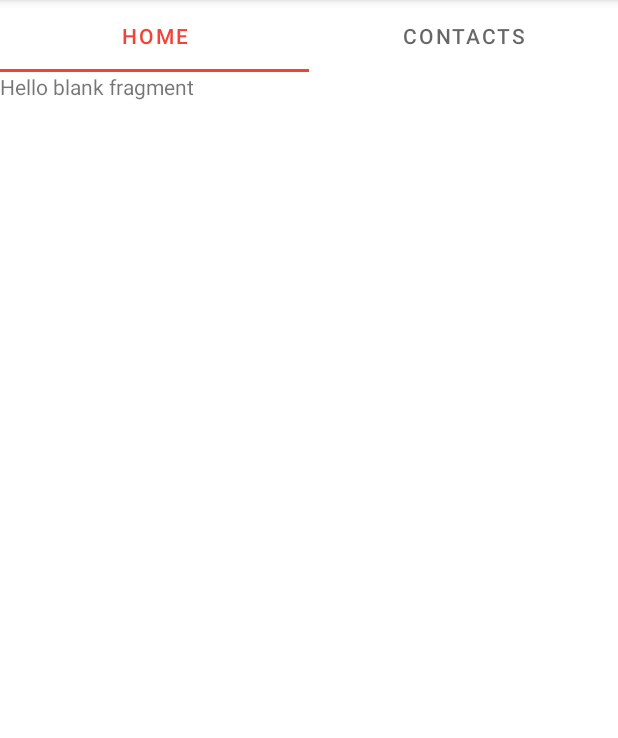
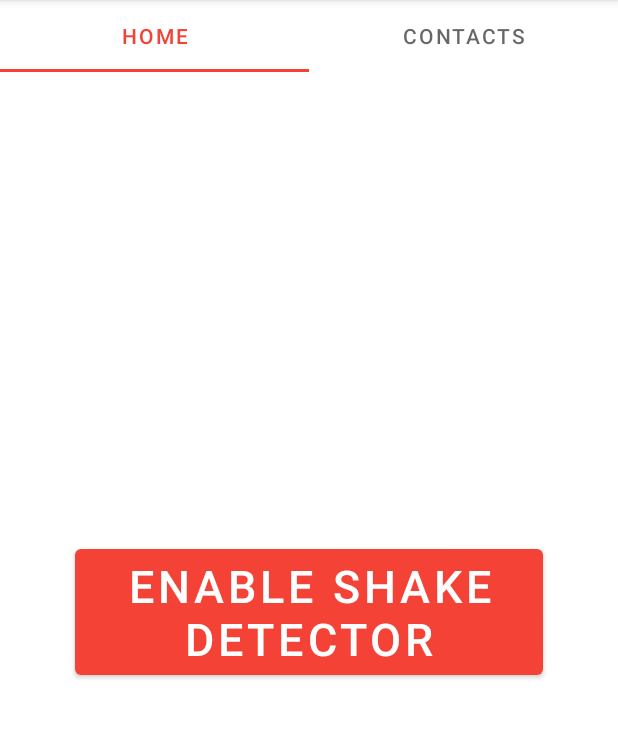
Before and after one commit to dhruvgoyal267/Nirbhay_24x7, an Android app: the screen it shows after launch (HomeActivity), on a phone screen of 412 x 824 dp, the part 84-822 px from its top. Run offline under Robolectric (Android 15) with nearby library versions, the phone set to English and light mode, and no system bars; libraries missing offline, so code that uses them is left out: com.xwray.groupie.

Commit message:
Added shaker module

```diff
--- a/app/build.gradle
+++ b/app/build.gradle
@@ -51,10 +51,13 @@ dependencies {
     implementation "com.xwray:groupie-databinding:$groupie_version"
     implementation "com.xwray:groupie-kotlin-android-extensions:$groupie_version"
 
-    def room_version = "2.2.6"
+    def room_version = "2.3.0"
 
     implementation "androidx.room:room-runtime:$room_version"
     kapt "androidx.room:room-compiler:$room_version"
+
+    //coroutines
+    implementation 'org.jetbrains.kotlinx:kotlinx-coroutines-core:1.3.8'
 
     //progressbar
     implementation 'com.github.ybq:Android-SpinKit:1.4.0'
--- a/app/src/main/java/com/nirbhay/nirbhay_24x7/view/activities/HomeActivity.kt
+++ b/app/src/main/java/com/nirbhay/nirbhay_24x7/view/activities/HomeActivity.kt
@@ -1,10 +1,8 @@
 package com.nirbhay.nirbhay_24x7.view.activities
 
-import android.content.Intent
 import android.os.Bundle
 import androidx.appcompat.app.AppCompatActivity
 import com.nirbhay.nirbhay_24x7.databinding.ActivityMainBinding
-import com.nirbhay.nirbhay_24x7.shakerModule.ShakerService
 import com.nirbhay.nirbhay_24x7.utilities.setUpHomeViewPager
 import com.nirbhay.nirbhay_24x7.view.activities.HomeActivity.ActivityObject.binding
 
@@ -12,7 +10,6 @@ class HomeActivity : AppCompatActivity() {
     object ActivityObject {
         lateinit var binding: ActivityMainBinding
     }
-
     override fun onCreate(savedInstanceState: Bundle?) {
         super.onCreate(savedInstanceState)
 
@@ -23,8 +20,8 @@ class HomeActivity : AppCompatActivity() {
         //viewpager setting up
         this.setUpHomeViewPager()
 
-        Intent(this, ShakerService::class.java).also { intent ->
-            startService(intent)
-        }
+       // Intent(this, ShakerService::class.java).also { intent ->
+         //   startService(intent)
+       // }
     }
 }
--- a/app/src/main/java/com/nirbhay/nirbhay_24x7/view/fragments/HomeFragment.kt
+++ b/app/src/main/java/com/nirbhay/nirbhay_24x7/view/fragments/HomeFragment.kt
@@ -1,19 +1,35 @@
 package com.nirbhay.nirbhay_24x7.view.fragments
 
 import android.os.Bundle
-import androidx.fragment.app.Fragment
 import android.view.LayoutInflater
 import android.view.View
 import android.view.ViewGroup
+import androidx.fragment.app.Fragment
 import com.nirbhay.nirbhay_24x7.R
+import com.nirbhay.nirbhay_24x7.databinding.FragmentHomeBinding
 
 class HomeFragment : Fragment() {
+
+    lateinit var binding: FragmentHomeBinding
 
     override fun onCreateView(
         inflater: LayoutInflater, container: ViewGroup?,
         savedInstanceState: Bundle?
     ): View? {
         // Inflate the layout for this fragment
-        return inflater.inflate(R.layout.fragment_home_framgment, container, false)
+        return inflater.inflate(R.layout.fragment_home, container, false)
+    }
+
+    override fun onViewCreated(view: View, savedInstanceState: Bundle?) {
+        super.onViewCreated(view, savedInstanceState)
+        var flag = true
+        binding = FragmentHomeBinding.bind(view)
+        binding.enableBtn.setOnClickListener {
+            if (flag)
+                binding.enableBtn.text = getString(R.string.disable_shake_detector)
+            else
+                binding.enableBtn.text = getString(R.string.enable_shake_detector)
+            flag = !flag
+        }
     }
 }
--- a/app/src/main/res/layout/activity_load_contacts.xml
+++ b/app/src/main/res/layout/activity_load_contacts.xml
@@ -5,6 +5,7 @@
     android:layout_height="match_parent"
     android:background="@color/grey"
     tools:context=".view.activities.LoadContactsActivity">
+
     <androidx.recyclerview.widget.RecyclerView
         android:id="@+id/contacts"
         android:layout_width="match_parent"
--- /dev/null
+++ b/app/src/main/res/layout/fragment_home.xml
@@ -0,0 +1,17 @@
+<?xml version="1.0" encoding="utf-8"?>
+<RelativeLayout xmlns:android="http://schemas.android.com/apk/res/android"
+    xmlns:tools="http://schemas.android.com/tools"
+    android:layout_width="match_parent"
+    android:layout_height="match_parent"
+    tools:context=".view.fragments.HomeFragment">
+
+    <Button
+        android:id="@+id/enableBtn"
+        android:layout_centerInParent="true"
+        android:layout_width="match_parent"
+        android:layout_marginStart="50dp"
+        android:layout_marginEnd="50dp"
+        android:text="@string/enable_shake_detector"
+        android:textSize="30sp"
+        android:layout_height="wrap_content" />
+</RelativeLayout>
--- a/app/src/main/res/layout/fragment_home_framgment.xml
+++ /dev/null
@@ -1,14 +0,0 @@
-<?xml version="1.0" encoding="utf-8"?>
-<FrameLayout xmlns:android="http://schemas.android.com/apk/res/android"
-    xmlns:tools="http://schemas.android.com/tools"
-    android:layout_width="match_parent"
-    android:layout_height="match_parent"
-    tools:context=".nirbhay_24x7.view.fragments.HomeFragment">
-
-    <!-- TODO: Update blank fragment layout -->
-    <TextView
-        android:layout_width="match_parent"
-        android:layout_height="match_parent"
-        android:text="@string/hello_blank_fragment" />
-
-</FrameLayout>
--- a/app/src/main/res/values/strings.xml
+++ b/app/src/main/res/values/strings.xml
@@ -3,4 +3,7 @@
     <!-- TODO: Remove or change this placeholder text -->
     <string name="hello_blank_fragment">Hello blank fragment</string>
     <string name="addContact">addContact</string>
+    <string name="select">Select</string>
+    <string name="enable_shake_detector">Enable Shake Detector</string>
+    <string name="disable_shake_detector">Disable Shake Detector</string>
 </resources>
```
Also changed, not shown: app/src/main/java/com/nirbhay/nirbhay_24x7/adapters/ContactAdapter.kt (+8 -0 lines), app/src/main/java/com/nirbhay/nirbhay_24x7/shakerModule/ShakerService.kt (+22 -24 lines), app/src/main/java/com/nirbhay/nirbhay_24x7/view/activities/LoadContactsActivity.kt (+43 -1 lines), app/src/main/res/menu/activity_load_contacts.xml (added, +8 -0 lines).
